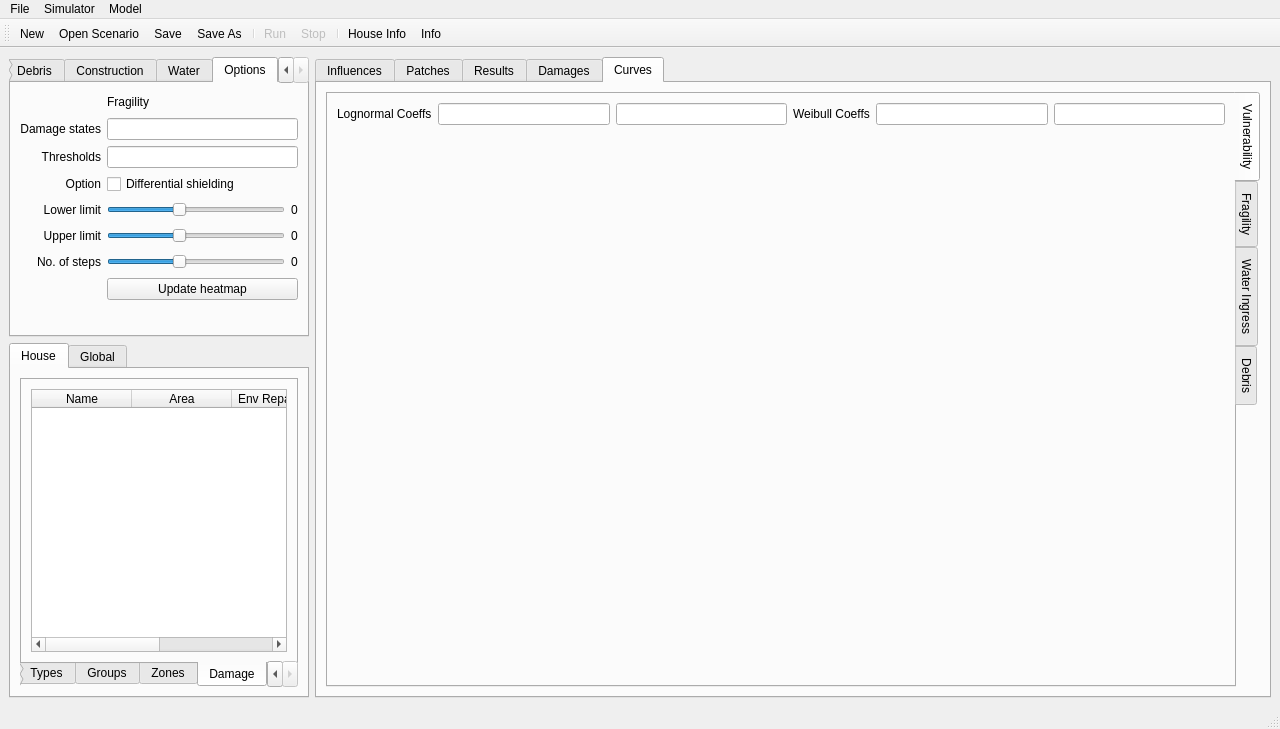
The window that vaws/gui/ui/main.ui (GeoscienceAustralia/vaws) describes before a commit, drawn with Qt 5.
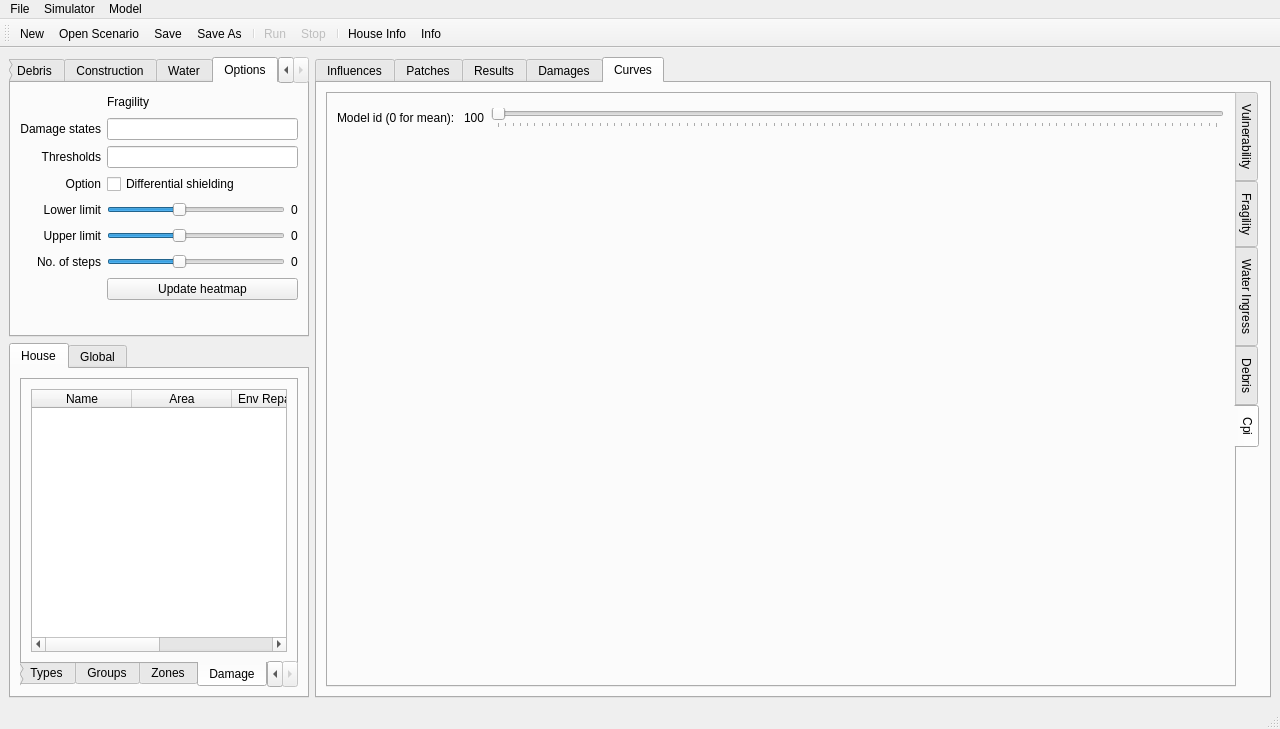
The same window after the commit. The open tabs and pages were chosen to show the change. Icons and pictures are not drawn. Custom widgets are drawn as their Qt base class.

Commit message: add cpi plot

Diff of the .ui file:
```diff
--- a/vaws/gui/ui/main.ui
+++ b/vaws/gui/ui/main.ui
@@ -1992,7 +1992,7 @@
            <enum>QTabWidget::East</enum>
           </property>
           <property name="currentIndex">
-           <number>0</number>
+           <number>4</number>
           </property>
           <widget class="QWidget" name="tab_2">
            <attribute name="title">
@@ -2068,6 +2068,60 @@
             </item>
            </layout>
           </widget>
+          <widget class="QWidget" name="tab_55">
+           <attribute name="title">
+            <string>Cpi</string>
+           </attribute>
+           <layout class="QHBoxLayout" name="horizontalLayout_132">
+            <item>
+             <layout class="QVBoxLayout" name="verticalLayout_102">
+              <item>
+               <layout class="QHBoxLayout" name="horizontalLayout_108">
+                <property name="topMargin">
+                 <number>5</number>
+                </property>
+                <property name="rightMargin">
+                 <number>1</number>
+                </property>
+                <item>
+                 <widget class="QLabel" name="label_52">
+                  <property name="text">
+                   <string>Model id (0 for mean): </string>
+                  </property>
+                 </widget>
+                </item>
+                <item>
+                 <widget class="QLabel" name="cpi_houseLabel">
+                  <property name="text">
+                   <string>100</string>
+                  </property>
+                 </widget>
+                </item>
+                <item>
+                 <widget class="QSlider" name="cpi_house">
+                  <property name="singleStep">
+                   <number>0</number>
+                  </property>
+                  <property name="orientation">
+                   <enum>Qt::Horizontal</enum>
+                  </property>
+                  <property name="tickPosition">
+                   <enum>QSlider::TicksBelow</enum>
+                  </property>
+                  <property name="tickInterval">
+                   <number>1</number>
+                  </property>
+                 </widget>
+                </item>
+               </layout>
+              </item>
+              <item>
+               <widget class="MatplotlibWidget" name="cpi_plot" native="true"/>
+              </item>
+             </layout>
+            </item>
+           </layout>
+          </widget>
          </widget>
         </item>
        </layout>
```
Left out of the diff: 2 changed lines with no effect on the pictures. The commit also changes 1 other file.
